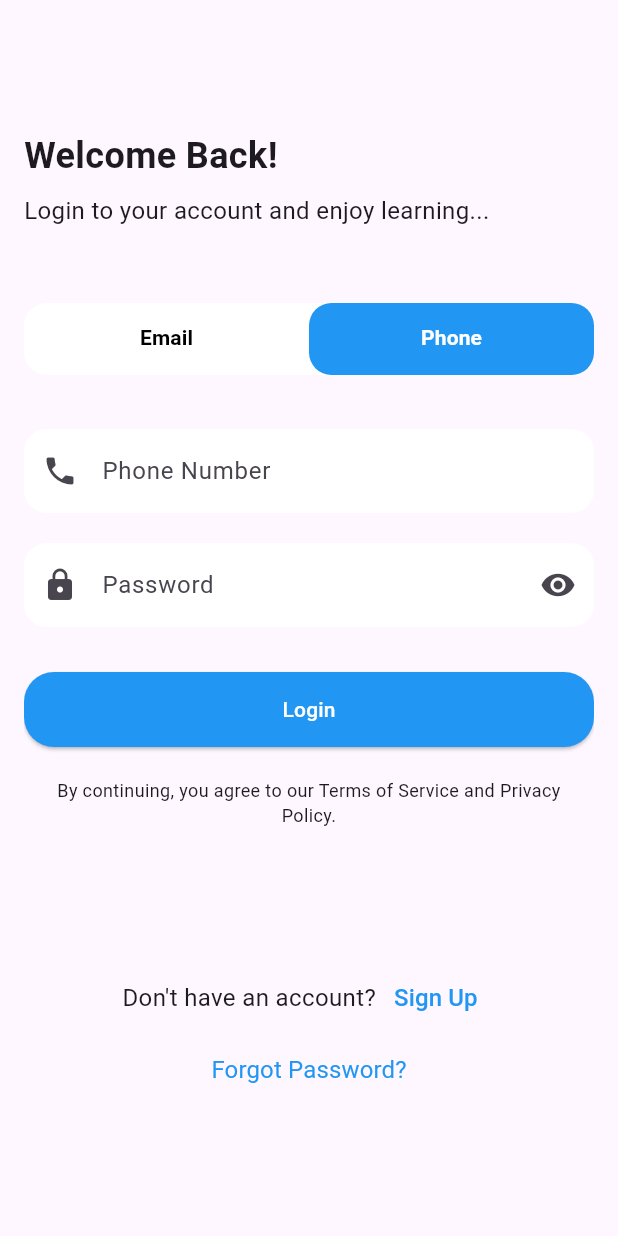
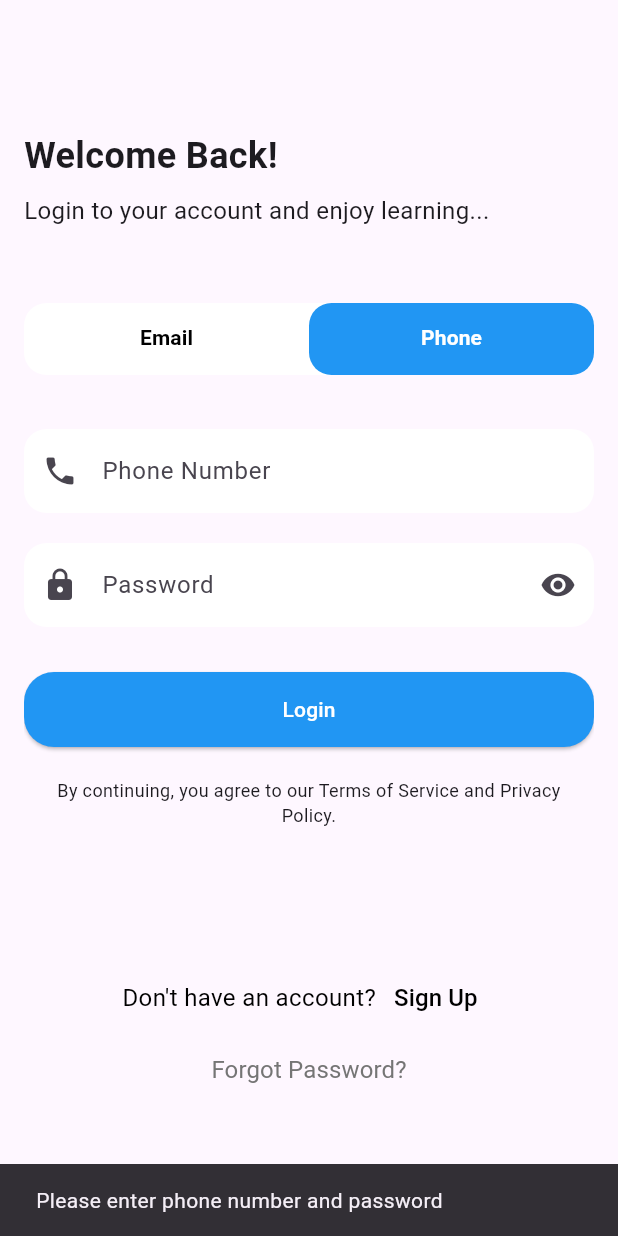
Before and after one commit to Gowsitg/flutter, a Flutter app: the screen it shows after launch, tab 2 chosen, after a tap on "Login", on a phone screen of 412 x 824 dp. Run offline on Flutter 3.47's test engine with Material 3 defaults, Android fonts, the phone set to English and light mode, and no system bars; our stand-ins replace flutter_otp_text_field, shared_preferences.

Commit message:
'navigation'

```diff
--- a/lib/coursescreens/blog.dart
+++ b/lib/coursescreens/blog.dart
@@ -1,14 +1,8 @@
 import 'package:flutter/material.dart';
 import 'package:flutter/rendering.dart';
 
-void main() {
-  runApp(MaterialApp(home: blog()));
-}
-
 class blog extends StatefulWidget {
  blog({super.key});
-
-
 
   @override
   State<blog> createState() => _blogState();
--- a/lib/main.dart
+++ b/lib/main.dart
@@ -1,19 +1,26 @@
 import 'package:flutter/material.dart';
+import 'package:shared_preferences/shared_preferences.dart';
 import './screens/LoginScreen.dart';
+import './coursescreens/appLayout.dart';
 
-void main() {
-  runApp(MaterialApp(
-    debugShowCheckedModeBanner: false,
-    home: MyApp(),
-  ));
+void main() async {
+  WidgetsFlutterBinding.ensureInitialized();
+  SharedPreferences prefs = await SharedPreferences.getInstance();
+  bool isLoggedIn = prefs.getBool('isLoggedIn') ?? false;
+
+  runApp(MyApp(isLoggedIn: isLoggedIn));
 }
 
+
 class MyApp extends StatelessWidget {
+  final bool isLoggedIn;
+
+  MyApp({required this.isLoggedIn});
   @override
   Widget build(BuildContext context) {
     return MaterialApp(
       debugShowCheckedModeBanner: false,
-      home: LoginPage(),
+    home: isLoggedIn ? AppLayout(): LoginPage(),
     );
   }
 }
--- a/lib/screens/LoginScreen.dart
+++ b/lib/screens/LoginScreen.dart
@@ -2,6 +2,8 @@ import 'package:flutter/material.dart';
 import 'package:flutter/services.dart';
 import './forgetPass.dart';
 import '../coursescreens/appLayout.dart';
+import 'package:shared_preferences/shared_preferences.dart';
+
 void main() {
   runApp(
     MaterialApp(home: LoginPage()),
@@ -24,6 +26,9 @@ class _LoginPageState extends State<LoginPage>
   final TextEditingController emailController = TextEditingController();
   final TextEditingController passwordController = TextEditingController();
   final TextEditingController phoneController = TextEditingController();
+  String emailValue = 'admin@gmail.com';
+  String passwordValue = 'admin123';
+  int phoneNumber = 0996486675;
 
   @override
   void initState() {
@@ -40,12 +45,19 @@ class _LoginPageState extends State<LoginPage>
     super.dispose();
   }
 
- void applayout() {
+ void applayout() async{
+   SharedPreferences prefs = await SharedPreferences.getInstance();
+      await prefs.setBool('isLoggedIn', true);
                   Navigator.push(
                     context,
                     MaterialPageRoute(builder: (context) => AppLayout()),
                   );
  }
+ bool isValidEmail(String email) {
+  String emailPattern = r'^[^@]+@[^@]+\.[^@]+';
+  RegExp regExp = RegExp(emailPattern);
+  return regExp.hasMatch(email);
+}
   @override
   Widget build(BuildContext context) {
     return Scaffold(
@@ -162,7 +174,21 @@ class _LoginPageState extends State<LoginPage>
                                   final email = emailController.text;
                                   final password = passwordController.text;
                                   // print('Email: $email, Password: $password');
+                                  if(email.isEmpty || password.isEmpty) {
+                                     ScaffoldMessenger.of(context).showSnackBar(
+                                         SnackBar(content: Text('Please enter email and password')),
+                                         );
+                                  } else if(!isValidEmail(email)) {
+                                    ScaffoldMessenger.of(context).showSnackBar(
+                                         SnackBar(content: Text('Please enter vaild email address')),
+                                         );
+                                  } else if (email != emailValue || password != passwordValue) {
+                                       ScaffoldMessenger.of(context).showSnackBar(
+                                         SnackBar(content: Text('Incorrect Credentials')),
+                                         );
+                                  } else {
                                   applayout();
+                                  }
                                 },
                                 child: Text('Login'),
                                 style: ElevatedButton.styleFrom(
@@ -252,7 +278,17 @@ class _LoginPageState extends State<LoginPage>
                                 onPressed: () {
                                   final phone = phoneController.text;
                                   final password = passwordController.text;
-                                  print('Phone: $phone, Password: $password');
+                                 if(phone.isEmpty || password.isEmpty) {
+                                     ScaffoldMessenger.of(context).showSnackBar(
+                                         SnackBar(content: Text('Please enter phone number and password')),
+                                         );
+                                  } else if (phone != emailValue || password != passwordValue) {
+                                       ScaffoldMessenger.of(context).showSnackBar(
+                                         SnackBar(content: Text('Incorrect Credentials')),
+                                         );
+                                  } else {
+                                  applayout();
+                                  }
                                 },
                                 child: Text('Login'),
                                 style: ElevatedButton.styleFrom(
@@ -292,19 +328,15 @@ class _LoginPageState extends State<LoginPage>
               children: [
                 Text(
                   "Don't have an account?",
-                  style: TextStyle(fontSize: 16),
+                  style: TextStyle(fontSize: 16,color: Colors.black),
                 ),
                 TextButton(
                   onPressed: () {
-                    Navigator.push(
-                      context,
-                      MaterialPageRoute(
-                          builder: (context) => ForgotPasswordPage()),
-                    );
+                  print('Page...');
                   },
                   child: Text(
                     'Sign Up',
-                    style: TextStyle(color: Colors.blue, fontSize: 16),
+                    style: TextStyle(color: Colors.black, fontSize: 16),
                   ),
                 ),
               ],
@@ -320,7 +352,7 @@ class _LoginPageState extends State<LoginPage>
                   child: Text(
                     "Forgot Password?",
                     style: TextStyle(
-                      color: const Color.fromRGBO(33, 150, 243, 1),
+                      color: Colors.grey[600],
                       fontSize: 16,
                       fontWeight: FontWeight.normal,
                     ),
--- a/pubspec.yaml
+++ b/pubspec.yaml
@@ -29,6 +29,7 @@ environment:
 # versions available, run `flutter pub outdated`.
 dependencies:
   flutter_otp_text_field: ^1.1.0+2
+  shared_preferences: ^2.0.0
   flutter:
     sdk: flutter
 
```
Also changed, not shown: lib/coursescreens/home.dart (+2 -21 lines), lib/coursescreens/newCourse.dart (+12 -18 lines), lib/coursescreens/searchBar.dart (+0 -8 lines), lib/coursescreens/sideNav.dart (+30 -1 lines), lib/screens/forgetPass.dart (+30 -5 lines), lib/screens/otpScreen.dart (+0 -7 lines), pubspec.lock, 1 other file.
